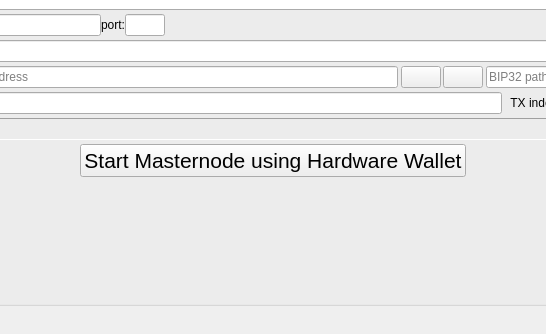
Qt form src/ui/ui_main_dlg.ui (Bertrand256/dash-masternode-tool) before a commit; both pictures show x 175 to 721 and y 167 to 501 of the 903 by 501 pixel window.
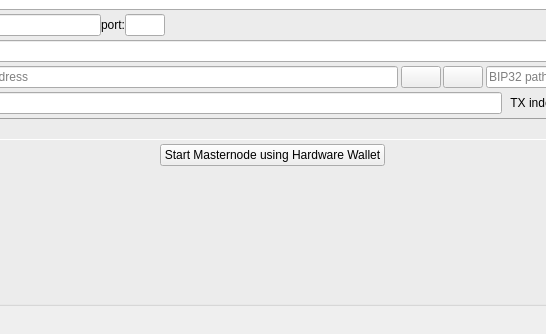
The same form after that commit.

```diff
--- a/src/ui/ui_main_dlg.ui
+++ b/src/ui/ui_main_dlg.ui
@@ -662,7 +662,7 @@
                 <string>Broadcast information about the Masternode</string>
                </property>
                <property name="styleSheet">
-                <string notr="true">font: 16pt;</string>
+                <string notr="true"/>
                </property>
                <property name="text">
                 <string>Start Masternode using Hardware Wallet</string>
```
